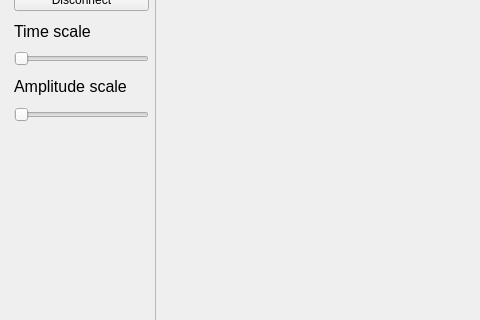
Qt form Receiver/mainwindow.ui (XtreeMaJI/Signal-Transmitter) before a commit; both pictures show x 0 to 480 and y 116 to 436 of the 834 by 600 pixel window.
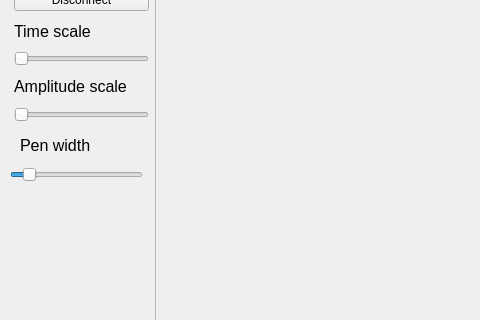
The same form after that commit.

```diff
--- a/Receiver/mainwindow.ui
+++ b/Receiver/mainwindow.ui
@@ -42,7 +42,7 @@
      <enum>QFrame::Raised</enum>
     </property>
    </widget>
-   <widget class="QWidget" name="">
+   <widget class="QWidget" name="layoutWidget">
     <property name="geometry">
      <rect>
       <x>14</x>
@@ -137,6 +137,46 @@
      </item>
     </layout>
    </widget>
+   <widget class="QSlider" name="penSlider">
+    <property name="geometry">
+     <rect>
+      <x>10</x>
+      <y>280</y>
+      <width>133</width>
+      <height>22</height>
+     </rect>
+    </property>
+    <property name="minimum">
+     <number>1</number>
+    </property>
+    <property name="maximum">
+     <number>20</number>
+    </property>
+    <property name="value">
+     <number>3</number>
+    </property>
+    <property name="orientation">
+     <enum>Qt::Horizontal</enum>
+    </property>
+   </widget>
+   <widget class="QLabel" name="penLabel">
+    <property name="geometry">
+     <rect>
+      <x>20</x>
+      <y>250</y>
+      <width>133</width>
+      <height>22</height>
+     </rect>
+    </property>
+    <property name="font">
+     <font>
+      <pointsize>12</pointsize>
+     </font>
+    </property>
+    <property name="text">
+     <string>Pen width</string>
+    </property>
+   </widget>
   </widget>
   <widget class="QMenuBar" name="menubar">
    <property name="geometry">
```
